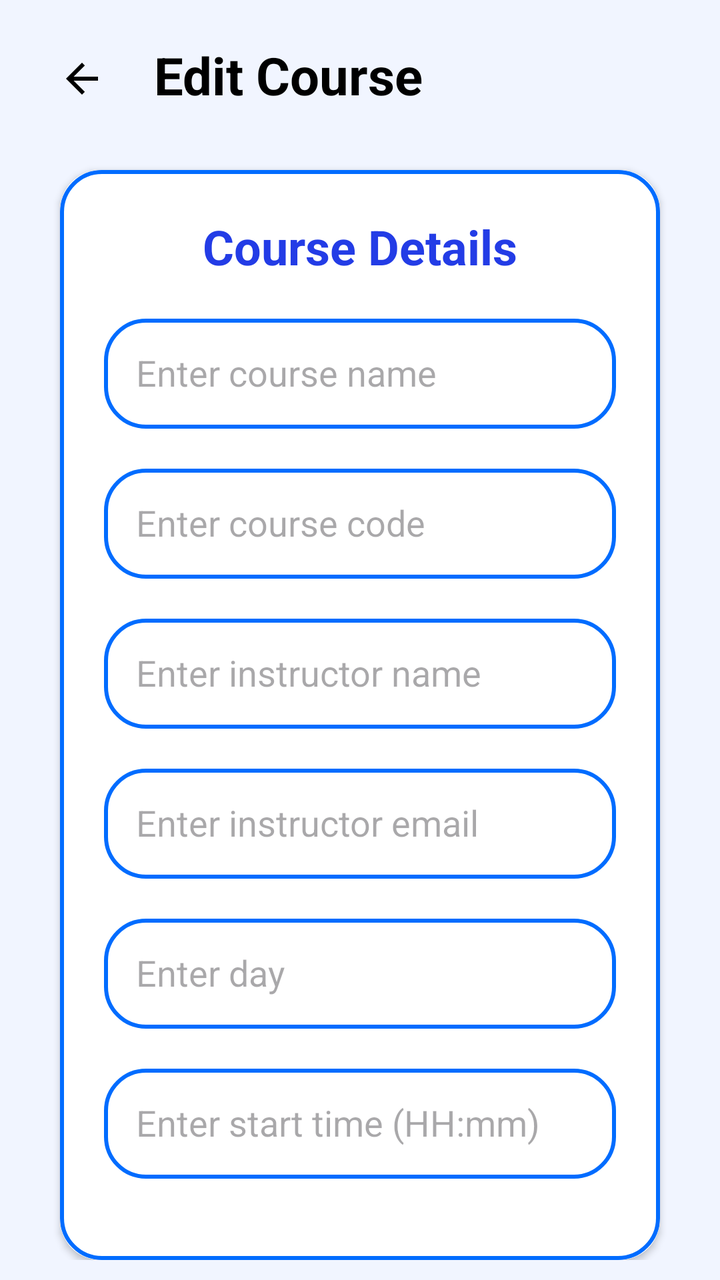
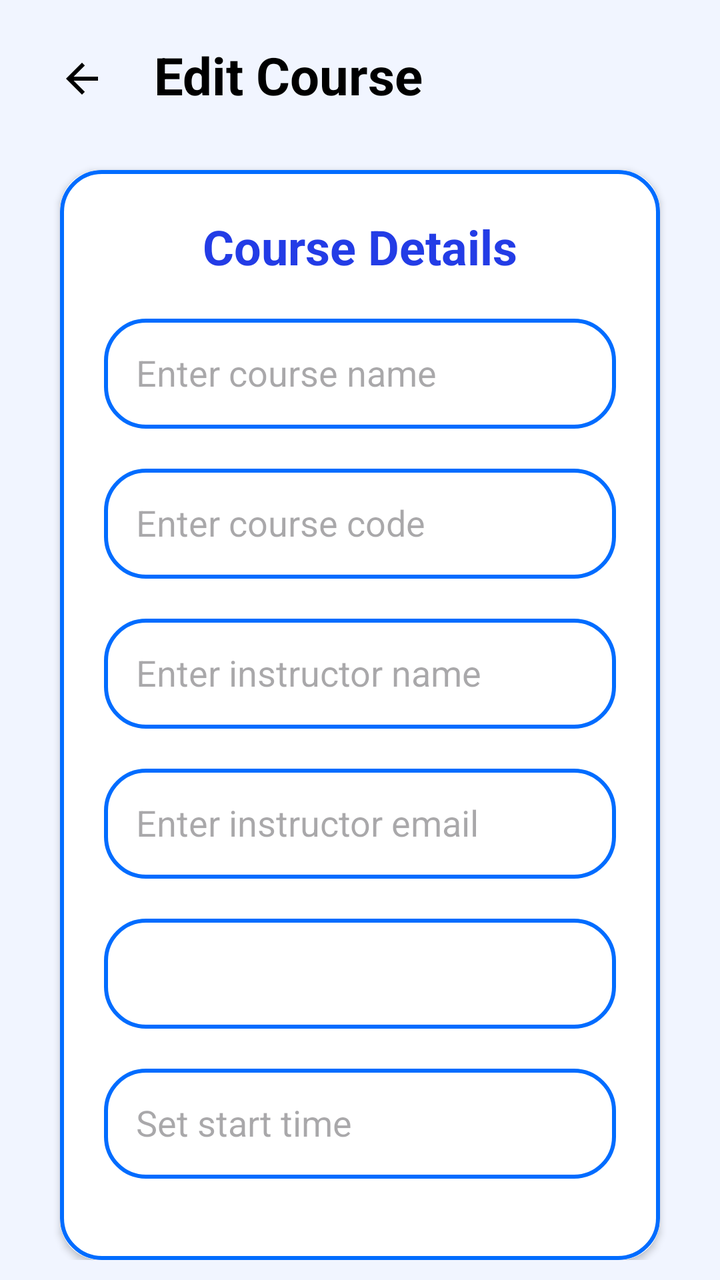

The first picture is an Android layout as it rendered before a commit; the second is the same layout after the commit. The layout source and the unified diff follow.
<!-- AndroidManifest.xml: application theme Theme.Project_JomStudy -->
<!-- res/layout/activity_edit_course.xml -->
<?xml version="1.0" encoding="utf-8"?>
<RelativeLayout xmlns:android="http://schemas.android.com/apk/res/android"
    xmlns:app="http://schemas.android.com/apk/res-auto"
    xmlns:tools="http://schemas.android.com/tools"
    android:id="@+id/main"
    android:layout_width="match_parent"
    android:layout_height="match_parent"
    android:orientation="vertical"
    android:padding="10dp"
    android:background="@color/light_blue"
    tools:context=".EditCourse">

    <FrameLayout
        android:id="@+id/fragment"
        android:layout_width="match_parent"
        android:layout_height="match_parent" >

        <LinearLayout
            android:layout_width="match_parent"
            android:layout_height="match_parent"
            android:orientation="vertical">

            <LinearLayout
                android:layout_width="match_parent"
                android:layout_height="wrap_content"
                android:layout_marginTop="10dp"
                android:gravity="center_vertical"
                android:orientation="horizontal">

                <ImageButton
                    android:id="@+id/backButton"
                    android:layout_width="32dp"
                    android:layout_height="32dp"
                    android:layout_marginStart="15dp"
                    android:layout_marginTop="2dp"
                    android:background="?android:attr/selectableItemBackgroundBorderless"
                    android:src="@drawable/baseline_arrow_back_24" />

                <TextView
                    android:layout_width="wrap_content"
                    android:layout_height="wrap_content"
                    android:layout_gravity="center"
                    android:layout_marginStart="20dp"
                    android:text="Edit Course"
                    android:textColor="@color/black"
                    android:textSize="26sp"
                    android:textStyle="bold" />

            </LinearLayout>

            <androidx.cardview.widget.CardView
                android:layout_width="match_parent"
                android:layout_height="wrap_content"
                android:layout_marginStart="20dp"
                android:layout_marginTop="30dp"
                android:layout_marginEnd="20dp"
                app:cardCornerRadius="20dp">

                <LinearLayout
                    android:layout_width="match_parent"
                    android:layout_height="match_parent"
                    android:layout_gravity="center_horizontal"
                    android:background="@drawable/custom_edit_text"
                    android:orientation="vertical"
                    android:padding="22dp">

                    <TextView
                        android:layout_width="match_parent"
                        android:layout_height="wrap_content"
                        android:text="Course Details"
                        android:textAlignment="center"
                        android:textColor="@color/blue_text"
                        android:textSize="24sp"
                        android:textStyle="bold" />

                    <EditText
                        android:id="@+id/courseName"
                        android:layout_width="match_parent"
                        android:layout_height="55dp"
                        android:layout_marginTop="20dp"
                        android:background="@drawable/custom_edit_text"
                        android:gravity="start|center_vertical"
                        android:hint="Enter course name"
                        android:padding="16dp"
                        android:textColor="@color/black" />

                    <EditText
                        android:id="@+id/courseCode"
                        android:layout_width="match_parent"
                        android:layout_height="55dp"
                        android:layout_marginTop="20dp"
                        android:background="@drawable/custom_edit_text"
                        android:gravity="start|center_vertical"
                        android:hint="Enter course code"
                        android:padding="16dp"
                        android:textColor="@color/black" />

                    <EditText
                        android:id="@+id/instructorName"
                        android:layout_width="match_parent"
                        android:layout_height="55dp"
                        android:layout_marginTop="20dp"
                        android:background="@drawable/custom_edit_text"
                        android:gravity="start|center_vertical"
                        android:hint="Enter instructor name"
                        android:padding="16dp"
                        android:textColor="@color/black" />

                    <EditText
                        android:id="@+id/instructorEmail"
                        android:layout_width="match_parent"
                        android:layout_height="55dp"
                        android:layout_marginTop="20dp"
                        android:background="@drawable/custom_edit_text"
                        android:gravity="start|center_vertical"
                        android:hint="Enter instructor email"
                        android:padding="16dp"
                        android:textColor="@color/black" />

                    <EditText
                        android:id="@+id/day"
                        android:layout_width="match_parent"
                        android:layout_height="55dp"
                        android:layout_marginTop="20dp"
                        android:background="@drawable/custom_edit_text"
                        android:gravity="start|center_vertical"
                        android:hint="Enter day"
                        android:padding="16dp"
                        android:textColor="@color/black" />

                    <EditText
                        android:id="@+id/startTime"
                        android:layout_width="match_parent"
                        android:layout_height="55dp"
                        android:layout_marginTop="20dp"
                        android:background="@drawable/custom_edit_text"
                        android:gravity="start|center_vertical"
                        android:hint="Enter start time (HH:mm)"
                        android:imeOptions="actionNext"
                        android:inputType="time"
                        android:padding="16dp"
                        android:textColor="@color/black" />

                    <EditText
                        android:id="@+id/endTime"
                        android:layout_width="match_parent"
                        android:layout_height="55dp"
                        android:layout_marginTop="20dp"
                        android:background="@drawable/custom_edit_text"
                        android:gravity="start|center_vertical"
                        android:hint="Enter end time (HH:mm)"
                        android:imeOptions="actionDone"
                        android:inputType="time"
                        android:padding="16dp"
                        android:textColor="@color/black" />

                    <Button
                        android:id="@+id/edit_button"
                        android:layout_width="match_parent"
                        android:layout_height="60dp"
                        android:layout_marginTop="22dp"
                        android:backgroundTint="@color/blue_text"
                        android:text="EDIT COURSE"
                        android:textSize="18sp"
                        app:cornerRadius="20dp" />


                </LinearLayout>
            </androidx.cardview.widget.CardView>
        </LinearLayout>
    </FrameLayout>

</RelativeLayout>
<!-- resources referenced by this layout -->
<resources>
  <color name="black">#FF000000</color>
  <color name="blue_text">#233ce6</color>
  <color name="light_blue">#f1f5ff</color>
  <!-- drawable baseline_arrow_back_24 (drawable) -->
  <vector xmlns:android="http://schemas.android.com/apk/res/android" android:autoMirrored="true" android:height="24dp" android:tint="#000000" android:viewportHeight="24" android:viewportWidth="24" android:width="24dp">
        
      <path android:fillColor="@android:color/white" android:pathData="M20,11H7.83l5.59,-5.59L12,4l-8,8 8,8 1.41,-1.41L7.83,13H20v-2z"/>
      
  </vector>
  <!-- drawable custom_edit_text (drawable) -->
  <?xml version="1.0" encoding="utf-8"?>
  <shape xmlns:android="http://schemas.android.com/apk/res/android"
      android:shape="rectangle">
  
      <stroke
          android:width="2dp"
          android:color="@color/dark_blue"/>
  
      <corners
          android:radius="20dp"/>
  
  </shape>
  <style name="Theme.Project_JomStudy" parent="Base.Theme.Project_JomStudy" />
  <color name="dark_blue">#006cff</color>
  <style name="Base.Theme.Project_JomStudy" parent="Theme.Material3.DayNight.NoActionBar">
      </style>
</resources>

<!-- the commit's change to res/layout/activity_edit_course.xml (unified diff, before → after) -->
@@ -117,14 +117,13 @@
                         android:padding="16dp"
                         android:textColor="@color/black" />
 
-                    <EditText
+                    <Spinner
                         android:id="@+id/day"
                         android:layout_width="match_parent"
                         android:layout_height="55dp"
                         android:layout_marginTop="20dp"
                         android:background="@drawable/custom_edit_text"
                         android:gravity="start|center_vertical"
-                        android:hint="Enter day"
                         android:padding="16dp"
                         android:textColor="@color/black" />
 
@@ -135,8 +134,8 @@
                         android:layout_marginTop="20dp"
                         android:background="@drawable/custom_edit_text"
                         android:gravity="start|center_vertical"
-                        android:hint="Enter start time (HH:mm)"
-                        android:imeOptions="actionNext"
+                        android:hint="Set start time"
+                        android:focusable="false"
                         android:inputType="time"
                         android:padding="16dp"
                         android:textColor="@color/black" />
@@ -148,9 +147,9 @@
                         android:layout_marginTop="20dp"
                         android:background="@drawable/custom_edit_text"
                         android:gravity="start|center_vertical"
-                        android:hint="Enter end time (HH:mm)"
-                        android:imeOptions="actionDone"
+                        android:hint="Set end time"
                         android:inputType="time"
+                        android:focusable="false"
                         android:padding="16dp"
                         android:textColor="@color/black" />
 
